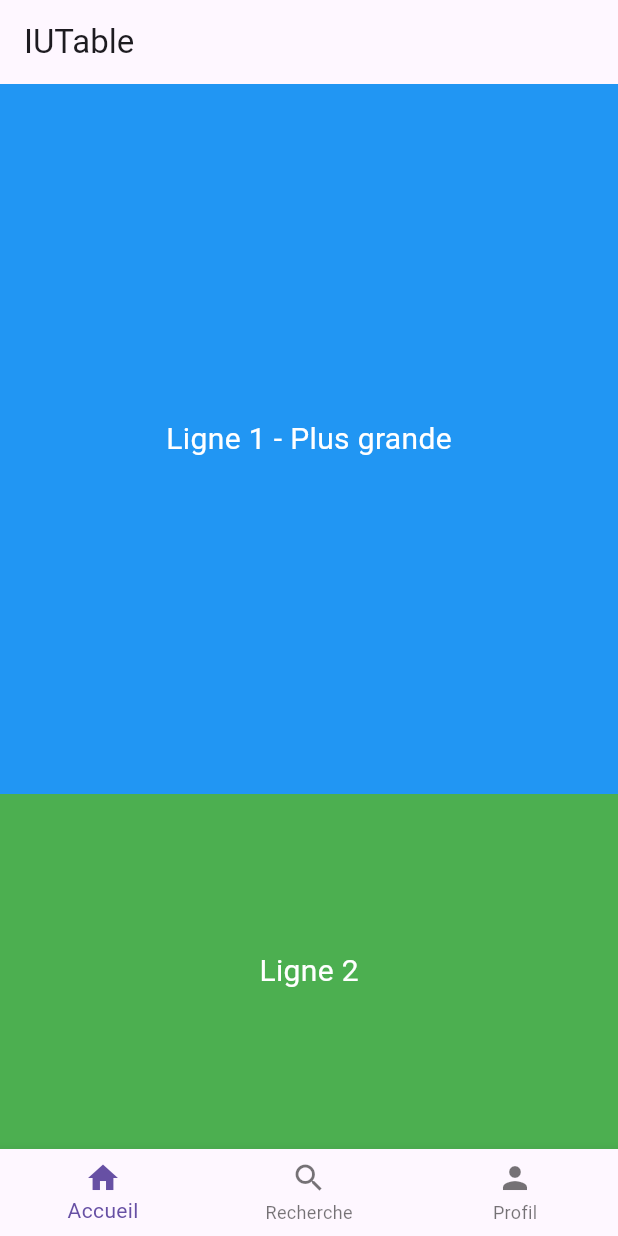
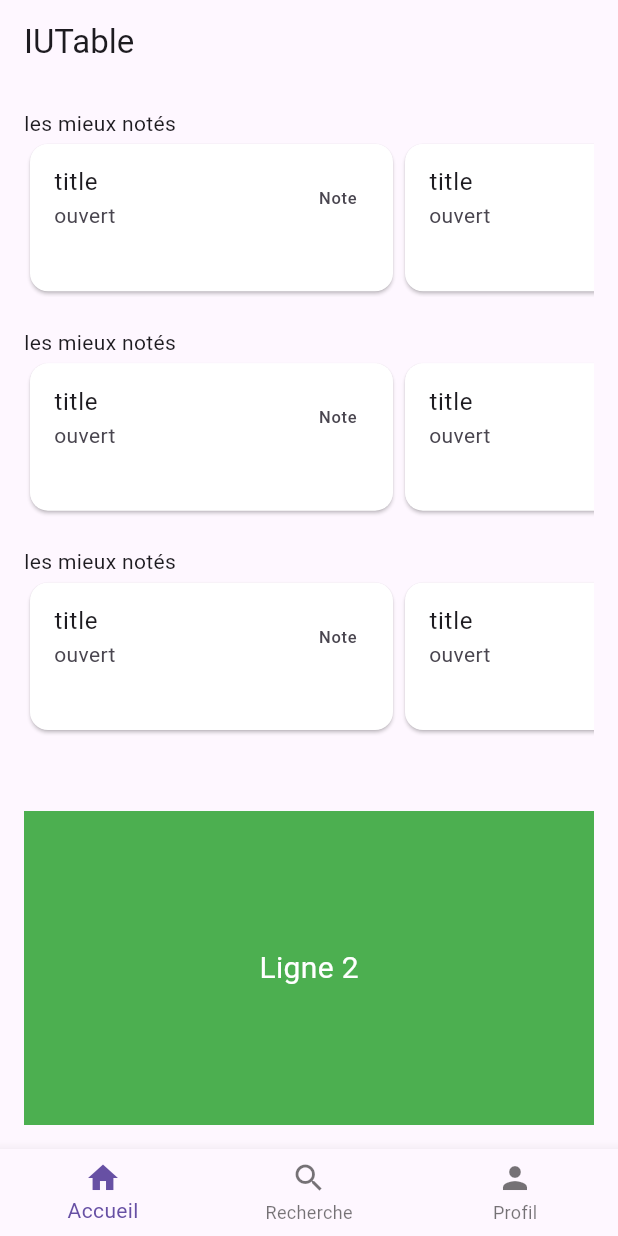
Before and after one commit to pierre-gangneux/sae_mobile, a Flutter app: the screen it shows after launch, on a phone screen of 412 x 824 dp. Run offline on Flutter 3.47's test engine with Material 3 defaults, Android fonts, the phone set to English and light mode, and no system bars; our stand-ins replace go_router.

Commit message:
home upgrade

```diff
--- /dev/null
+++ b/lib/Views/Home/home.dart
@@ -0,0 +1,59 @@
+import 'package:flutter/material.dart';
+import 'package:sae_mobile/Views/Home/viewRestaurant.dart';
+
+class Home extends StatelessWidget {
+  @override
+  Widget build(BuildContext context) {
+    return Scaffold(
+      appBar: AppBar(
+        title: Text("IUTable"),
+      ),
+      body: Padding(
+        padding: const EdgeInsets.all(16.0),
+        child: Column(
+          children: [
+            // Liste horizontale des restaurants
+            Flexible(
+              flex: 2,
+              child: Column(
+                children: [
+                  Container(
+                    alignment: Alignment.centerLeft, // Alignement du texte à gauche
+                    child: Text("les mieux notés"),
+                  ),
+                  Expanded(child: ViewRestaurant()), //  Expanded Répartit bien la hauteur
+                  SizedBox(height: 20), // Espacement entre les éléments
+                  Container(
+                    alignment: Alignment.centerLeft, // Alignement du texte à gauche
+                    child: Text("les mieux notés"),
+                  ),
+                  Expanded(child: ViewRestaurant()),
+                  SizedBox(height: 20), // Espacement entre les éléments
+                  Container(
+                    alignment: Alignment.centerLeft, // Alignement du texte à gauche
+                    child: Text("les mieux notés"),
+                  ),
+                  Expanded(child: ViewRestaurant()),
+                ],
+              ),
+            ),
+            // Deuxième section
+            SizedBox(height: 50), // Espacement entre les éléments
+            Flexible(
+              flex: 1,
+              child: Container(
+                color: Colors.green,
+                child: Center(
+                  child: Text(
+                    "Ligne 2",
+                    style: TextStyle(color: Colors.white, fontSize: 20),
+                  ),
+                ),
+              ),
+            ),
+          ],
+        ),
+      ),
+    );
+  }
+}
--- /dev/null
+++ b/lib/Views/Home/viewRestaurant.dart
@@ -0,0 +1,33 @@
+import 'package:flutter/material.dart';
+
+class ViewRestaurant extends StatelessWidget {
+  const ViewRestaurant({super.key});
+
+  Widget _restaurant2Widget() {
+    return SizedBox(
+      width: 250, // Fixe une largeur pour éviter les erreurs
+      child: Card(
+        color: Colors.white,
+        child: ListTile(
+          title: Text("title"),
+          subtitle: Text("ouvert"),
+          trailing: Text('Note'),
+        ),
+      ),
+    );
+  }
+
+  @override
+  Widget build(BuildContext context) {
+    return SizedBox(
+      height: 150, // Fixe une hauteur sinon ListView ne fonctionne pas bien
+      child: ListView.builder(
+        scrollDirection: Axis.horizontal, // Scroll horizontal
+        itemCount: 10,
+        itemBuilder: (context, index) {
+          return _restaurant2Widget();
+        },
+      ),
+    );
+  }
+}
--- a/lib/Views/home.dart
+++ /dev/null
@@ -1,45 +0,0 @@
-import 'package:flutter/material.dart';
-
-class Home extends StatelessWidget {
-  @override
-  Widget build(BuildContext context) {
-    return Scaffold(
-      appBar: AppBar(
-        title: Text("IUTable"),
-      ),
-      body: Column(
-        mainAxisAlignment: MainAxisAlignment.start,  // Aligner en haut
-        crossAxisAlignment: CrossAxisAlignment.stretch,  // Étendre pour toute la largeur
-        children: [
-          // Première ligne (haut de la page)
-          // Première ligne plus grande (flex = 2)
-          Flexible(
-            flex: 2,  // Cette ligne prendra 2x plus d'espace que les autres
-            child: Container(
-              color: Colors.blue,
-              child: Center(
-                child: Text(
-                  "Ligne 1 - Plus grande",
-                  style: TextStyle(color: Colors.white, fontSize: 20),
-                ),
-              ),
-            ),
-          ),
-          // Deuxième ligne (flex = 1)
-          Flexible(
-            flex: 1,  // Prend une portion d'espace normale
-            child: Container(
-              color: Colors.green,
-              child: Center(
-                child: Text(
-                  "Ligne 2",
-                  style: TextStyle(color: Colors.white, fontSize: 20),
-                ),
-              ),
-            ),
-          ),
-        ],
-      ),
-    );
-  }
-}
--- a/lib/main.dart
+++ b/lib/main.dart
@@ -1,6 +1,6 @@
 import 'package:flutter/material.dart';
 import 'package:go_router/go_router.dart';
-import 'Views/home.dart';
+import 'Views/Home/home.dart';
 import 'Views/navigBottom.dart';
 import 'Views/view2.dart';
 import 'Views/view3.dart';
```
